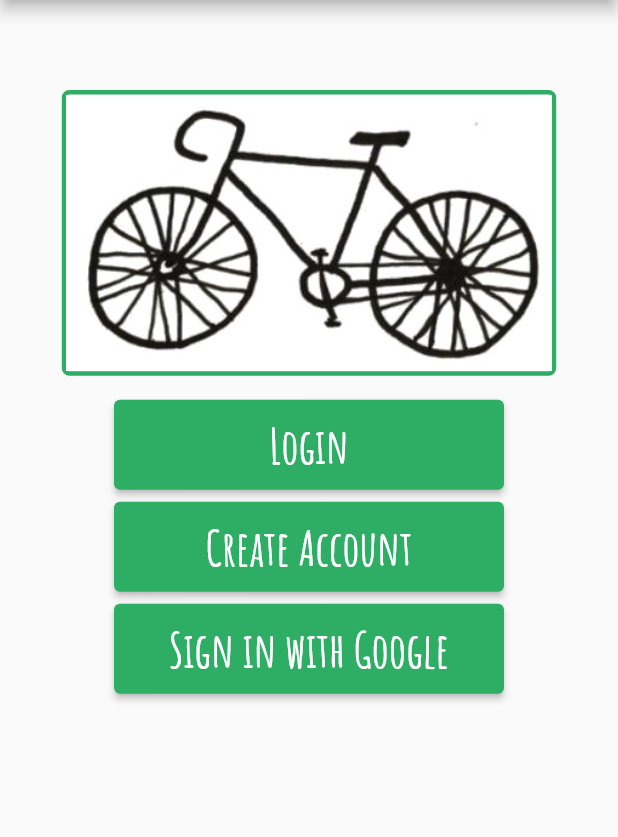
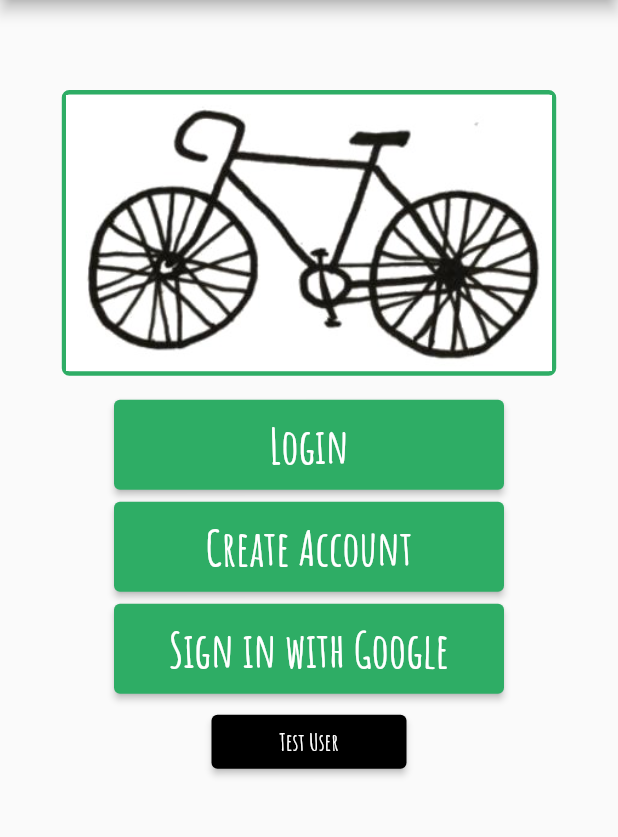
Before and after one commit to cedriceicher10/CS467_TheBikeKollective, a Flutter app: the screen it shows after launch, on a phone screen of 412 x 824 dp, the part 84-921 px from its top. Run offline on Flutter 3.47's test engine with Material 2 defaults, Android fonts, the phone set to English and light mode, and no system bars; our stand-ins replace cloud_firestore, firebase_core, shared_preferences; accounts and stored records are empty.

Commit message:
Added 'test user' bypass button on Splash screen and SharedPreference login features (not yet activated)

```diff
--- a/thebikekollective/lib/app.dart
+++ b/thebikekollective/lib/app.dart
@@ -1,9 +1,40 @@
 import 'package:flutter/material.dart';
+import 'package:shared_preferences/shared_preferences.dart';
 import '/screens/splash_screen.dart';
+import '/screens/waiver_screen.dart';
+import '/components/styles.dart';
 
-class App extends StatelessWidget {
+class App extends StatefulWidget {
+  @override
+  _AppState createState() => _AppState();
+}
+
+class _AppState extends State<App> {
+  bool loggedIn = false;
+
   @override
   Widget build(BuildContext context) {
-    return SplashScreen();
+    return FutureBuilder(
+      future: loginCheck(),
+      builder: (context, snapshot) {
+        if (snapshot.connectionState == ConnectionState.done) {
+          if (loggedIn) {
+            return SplashScreen(); // When LIVE, turn this to WaiverScreen()
+          } else {
+            return SplashScreen();
+          }
+        } else {
+          return Center(
+              child: CircularProgressIndicator(
+            valueColor: AlwaysStoppedAnimation<Color>(Color(s_jungleGreen)),
+          ));
+        }
+      },
+    );
+  }
+
+  Future<void> loginCheck() async {
+    SharedPreferences preferences = await SharedPreferences.getInstance();
+    loggedIn = preferences.getBool('loggedIn')!;
   }
 }
--- a/thebikekollective/lib/components/login_form.dart
+++ b/thebikekollective/lib/components/login_form.dart
@@ -1,5 +1,6 @@
 import 'package:flutter/material.dart';
 import 'package:cloud_firestore/cloud_firestore.dart';
+import 'package:shared_preferences/shared_preferences.dart';
 import '../screens/waiver_screen.dart';
 import 'formatted_text.dart';
 import 'styles.dart';
@@ -112,6 +113,9 @@ class _LoginFormState extends State<LoginForm> {
           setState(() {});
           if (formKey.currentState!.validate()) {
             formKey.currentState?.save();
+            SharedPreferences preferences =
+                await SharedPreferences.getInstance();
+            preferences.setBool('loggedIn', true);
             Navigator.push(
               context,
               MaterialPageRoute(builder: (context) => WaiverScreen()),
--- a/thebikekollective/lib/components/splash_body.dart
+++ b/thebikekollective/lib/components/splash_body.dart
@@ -1,4 +1,5 @@
 import 'package:flutter/material.dart';
+import 'package:practice1/screens/waiver_screen.dart';
 import 'formatted_text.dart';
 import '../screens/login_screen.dart';
 import '../screens/create_account_screen.dart';
@@ -15,7 +16,6 @@ class SplashBody extends StatelessWidget {
         return twoColumn(context);
       }
     });
-  }
   }
 
   Widget oneColumn(BuildContext context) {
@@ -57,6 +57,8 @@ Widget oneColumn(BuildContext context) {
       createAccountButton(context, 'Create Account', buttonWidth, buttonHeight),
       SizedBox(height: buttonSpacing),
       googleAuthButton('Sign in with Google', buttonWidth, buttonHeight),
+      SizedBox(height: buttonSpacing),
+      testUserButton(context, 'Test User', buttonWidth / 2, buttonHeight / 2),
     ]));
   }
 
@@ -135,13 +137,28 @@ Widget createAccountButton(BuildContext context, String text,
             fixedSize: Size(buttonWidth, buttonHeight)));
   }
 
-Widget googleAuthButton(String text, double buttonWidth, double buttonHeight) {
+  Widget googleAuthButton(
+      String text, double buttonWidth, double buttonHeight) {
     return ElevatedButton(
         onPressed: () {},
         child: googleAuthText(text),
         style: ElevatedButton.styleFrom(
             primary: Color(s_jungleGreen),
             fixedSize: Size(buttonWidth, buttonHeight)));
+  }
+
+  Widget testUserButton(BuildContext context, String text, double buttonWidth,
+      double buttonHeight) {
+    return ElevatedButton(
+        onPressed: () {
+          Navigator.push(
+            context,
+            MaterialPageRoute(builder: (context) => WaiverScreen()),
+          );
+        },
+        child: testUserLogin(text),
+        style: ElevatedButton.styleFrom(
+            primary: Colors.black, fixedSize: Size(buttonWidth, buttonHeight)));
   }
 
   double imageSizeFactor(BuildContext context) {
@@ -181,3 +198,14 @@ Widget googleAuthText(String text) {
       weight: FontWeight.bold,
     );
   }
+
+  Widget testUserLogin(String text) {
+    return FormattedText(
+      text: text,
+      size: s_fontSizeSmall,
+      color: Colors.white,
+      font: s_font_AmaticSC,
+      weight: FontWeight.bold,
+    );
+  }
+}
```
Lines whose indentation alone changed are shown as unchanged.
